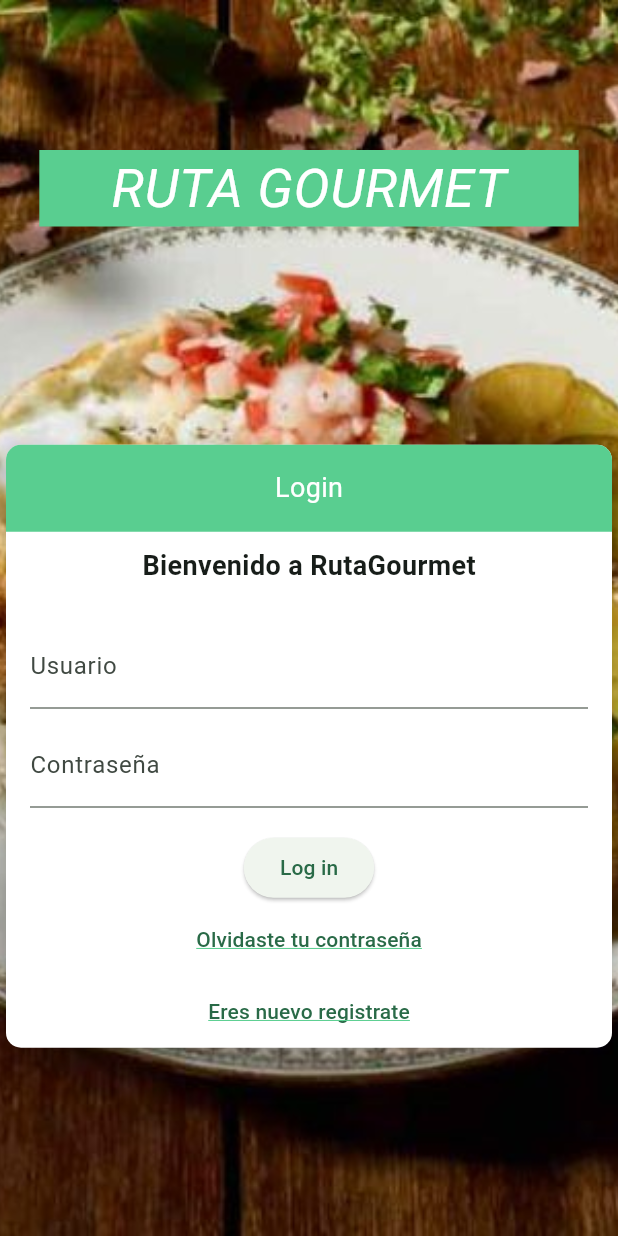
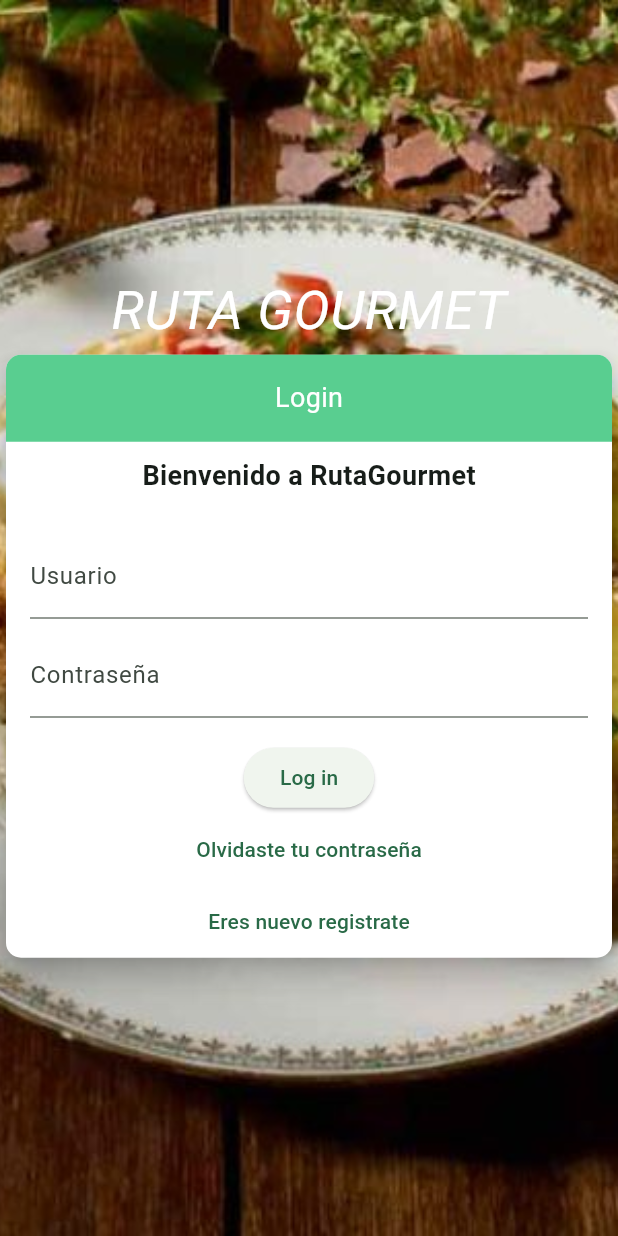
Before and after one commit to Chuch3x/proyecto_progra_movil, a Flutter app: the LoginScreenNew screen opened directly, on a phone screen of 412 x 824 dp. Run offline on Flutter 3.47's test engine with Material 3 defaults, Android fonts, the light colour scheme and no system bars; our stand-ins replace bloc, cloud_firestore, firebase_auth, firebase_core, flutter_bloc, flutter_dotenv and 3 more; missing offline and left inert: mapbox_gl; accounts and stored records are empty.

Commit message:
changed to the las functioning commit

```diff
--- a/lib/firebase_auth_implementation/firebase_firestore.dart
+++ b/lib/firebase_auth_implementation/firebase_firestore.dart
@@ -16,23 +16,13 @@ class FireStore {
 
   Future<void> uploadPreferences(
       String? email, List<String> preferences) async {
-    final CollectionReference collRef = _firestore.collection("users");
-    final QuerySnapshot querySnapshot =
-        await collRef.where("email", isEqualTo: email).get();
-
-    if (querySnapshot.docs.isNotEmpty) {
-      try{
-         final DocumentSnapshot documentSnapshot = querySnapshot.docs.first;
-      final DocumentReference documentRef = documentSnapshot.reference;
-
-      await documentRef.update({
-        "preferences": preferences,
-      });
-      }
-      catch(e){
-        throw Exception("Error: ${e.toString()}");
-      }
-    }
+    CollectionReference collRef = _firestore.collection("users");
+    await collRef.add({
+      "email": email,
+      "favorites": [],
+      "preferences": preferences,
+      "username": ""
+    });
   }
 
   Future<void> uploadRestaurant(
--- a/lib/login/ui/login_builder.dart
+++ b/lib/login/ui/login_builder.dart
@@ -12,9 +12,7 @@ class LoginScreenNew extends StatefulWidget {
   State<LoginScreenNew> createState() => _LoginScreenNewState();
 }
 
-Widget LoginOnWait(emailController, passwordController) {
-  return BlocBuilder<LoginBloc, LoginState>(
-    builder: (context, state) {
+Widget LoginOnWait(emailController, passwordController, context) {
   return Card(
     color: const Color.fromARGB(255, 255, 255, 255),
     elevation: 8.0,
@@ -90,32 +88,19 @@ Widget LoginOnWait(emailController, passwordController) {
         ),
         TextButton(
           onPressed: () {},
-              child: const Text(
-                'Olvidaste tu contraseña',
-                style: TextStyle(
-                  decoration: TextDecoration.underline,
-                  decorationColor: Color.fromRGBO(89, 206, 143, 1),
-                ),
-              ),
+          child: const Text('Olvidaste tu contraseña'),
         ),
         TextButton(
           onPressed: () {
             context.go("/register");
           },
-              child: const Text(
-                'Eres nuevo registrate',
-                style: TextStyle(
-                  decoration: TextDecoration.underline,
-                  decorationColor: Color.fromRGBO(89, 206, 143, 1),
-                ),
-              ),
+          child: const Text('Eres nuevo registrate'),
         ),
       ],
     ),
   );
-    },
-  );
 }
+
 class _LoginScreenNewState extends State<LoginScreenNew> {
   TextEditingController _emailController = TextEditingController();
   TextEditingController _passwordController = TextEditingController();
@@ -133,57 +118,33 @@ class _LoginScreenNewState extends State<LoginScreenNew> {
         body: Container(
       decoration: const BoxDecoration(
         image: DecorationImage(
-            image:
-                AssetImage('assets/images/silpancho-background-homepage.jpg'),
+          image: AssetImage('assets/images/silpancho-background-homepage.jpg'),
           fit: BoxFit.cover,
         ),
       ),
       child: Column(
+        mainAxisAlignment: MainAxisAlignment.center,
         children: [
-            Container(
-              padding: const EdgeInsets.only(
-                  top: 100.0, bottom: 20.0), // Ajustar el espacio vertical
-              alignment:
-                  Alignment.center, // Centrar el contenido horizontalmente
-              child: Row(
-                mainAxisAlignment: MainAxisAlignment.center,
-                mainAxisSize: MainAxisSize.max,
-                children: [
-                  Container(
-                    color:
-                        const Color.fromARGB(255, 89, 206, 144), // Fondo verde
-                    padding: const EdgeInsets.symmetric(
-                        horizontal: 48), // Ajustar el espacio horizontal
-                    child: const Text(
+          const Text(
             'RUTA GOURMET',
-                      textAlign: TextAlign.center,
             style: TextStyle(
               fontSize: 36.0,
               fontStyle: FontStyle.italic,
               color: Colors.white,
             ),
           ),
-                  ),
-                ],
-              ),
-            ),
-            Expanded(
-              child: Center(
-                child: BlocBuilder<LoginBloc, LoginState>(
+          BlocBuilder<LoginBloc, LoginState>(
             builder: (context, state) {
               if (state is LoginWaiting) {
                 return Column(
-                        mainAxisAlignment: MainAxisAlignment.center,
                   children: [
-                          LoginOnWait(
-                              _emailController, _passwordController),
+                    LoginOnWait(_emailController, _passwordController, context),
                   ],
                 );
               } else if (state is LoginSuccesful) {
                 return AlertDialog(
                   title: const Text("Login Exitoso"),
-                        content:
-                            Text("Bienvenido a Ruta Gourmet ${state.email}"),
+                  content: Text("Bienvenido a Ruta Gourmet ${state.email}"),
                   actions: [
                     okButton,
                   ],
@@ -198,11 +159,8 @@ class _LoginScreenNewState extends State<LoginScreenNew> {
               }
             },
           ),
-              ),
-            ),
         ],
       ),
-      ),
-    );
+    ));
   }
 }
--- a/lib/main.dart
+++ b/lib/main.dart
@@ -4,6 +4,7 @@ import 'package:go_router/go_router.dart';
 import 'package:proyecto_progra_movil/home_page.dart';
 import 'package:flutter_dotenv/flutter_dotenv.dart';
 import 'package:proyecto_progra_movil/login/ui/login_provider.dart';
+import 'package:proyecto_progra_movil/maps_screen/ui/maps_provider.dart';
 import 'package:proyecto_progra_movil/preferences/preferences_screen.dart';
 import 'package:proyecto_progra_movil/register/ui/bloc_provider.dart';
 
@@ -52,6 +53,12 @@ final GoRouter _router = GoRouter(
           path: 'preferences',
           builder: (BuildContext context, GoRouterState state) {
             return const PreferencesPage();
+          },
+        ),
+        GoRoute(
+          path: 'mainPage',
+          builder: (BuildContext context, GoRouterState state) {
+            return const MapProvider();
           },
         ),
       ],
```
Lines whose indentation alone changed are shown as unchanged.
